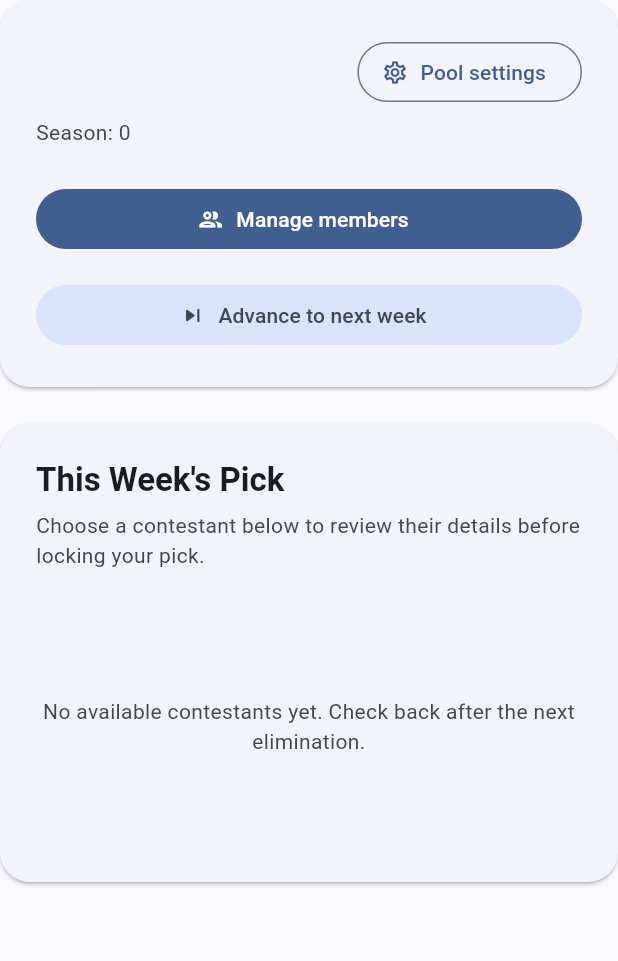
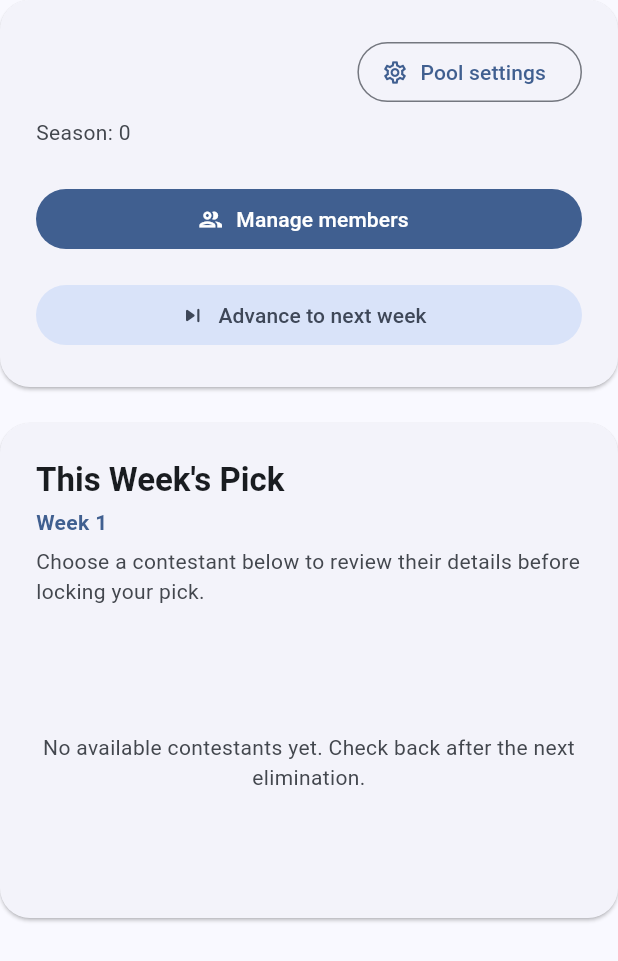
Before and after one commit to jjjacobsen/survivor-pool, a Flutter app: the PoolOwnerDashboard widget shown alone on an empty page, opened directly with empty values, on a phone screen of 412 x 824 dp. Shown: the top 961 px of the screen. Run offline on Flutter 3.47's test engine with Material 3 defaults, Android fonts, the phone set to English and light mode, and no system bars; network calls fail.

Commit message:
display current week

```diff
--- a/frontend/survivor_pool/lib/main.dart
+++ b/frontend/survivor_pool/lib/main.dart
@@ -78,6 +78,7 @@ class PoolOption {
   final String seasonId;
   final String? ownerId;
   final int? seasonNumber;
+  final int currentWeek;
 
   const PoolOption({
     required this.id,
@@ -85,6 +86,7 @@ class PoolOption {
     required this.seasonId,
     this.ownerId,
     this.seasonNumber,
+    this.currentWeek = 1,
   });
 
   factory PoolOption.fromJson(Map<String, dynamic> json) {
@@ -92,6 +94,7 @@ class PoolOption {
     final seasonId = json['season_id'] ?? json['seasonId'] ?? '';
     final ownerId = json['owner_id'] ?? json['ownerId'];
     final dynamicSeasonNumber = json['season_number'] ?? json['seasonNumber'];
+    final dynamicCurrentWeek = json['current_week'] ?? json['currentWeek'];
     int? parsedSeasonNumber;
     if (dynamicSeasonNumber is int) {
       parsedSeasonNumber = dynamicSeasonNumber;
@@ -100,12 +103,21 @@ class PoolOption {
     } else if (dynamicSeasonNumber is String) {
       parsedSeasonNumber = int.tryParse(dynamicSeasonNumber);
     }
+    var parsedCurrentWeek = 1;
+    if (dynamicCurrentWeek is int) {
+      parsedCurrentWeek = dynamicCurrentWeek;
+    } else if (dynamicCurrentWeek is num) {
+      parsedCurrentWeek = dynamicCurrentWeek.toInt();
+    } else if (dynamicCurrentWeek is String) {
+      parsedCurrentWeek = int.tryParse(dynamicCurrentWeek) ?? 1;
+    }
     return PoolOption(
       id: (rawId as String?) ?? '',
       name: json['name'] as String? ?? 'Untitled Pool',
       seasonId: (seasonId as String?) ?? '',
       ownerId: ownerId is String ? ownerId : null,
       seasonNumber: parsedSeasonNumber,
+      currentWeek: parsedCurrentWeek,
     );
   }
 
@@ -115,6 +127,7 @@ class PoolOption {
     String? seasonId,
     String? ownerId,
     int? seasonNumber,
+    int? currentWeek,
   }) {
     return PoolOption(
       id: id ?? this.id,
@@ -122,6 +135,7 @@ class PoolOption {
       seasonId: seasonId ?? this.seasonId,
       ownerId: ownerId ?? this.ownerId,
       seasonNumber: seasonNumber ?? this.seasonNumber,
+      currentWeek: currentWeek ?? this.currentWeek,
     );
   }
 }
@@ -792,6 +806,7 @@ class _HomePageState extends State<HomePage> {
               seasonId: '',
               ownerId: null,
               seasonNumber: null,
+              currentWeek: 1,
             ),
           );
 
@@ -1169,6 +1184,14 @@ class PoolOwnerDashboard extends StatelessWidget {
                 fontWeight: FontWeight.w700,
               ),
             ),
+            const SizedBox(height: 4),
+            Text(
+              'Week ${pool.currentWeek}',
+              style: theme.textTheme.bodyMedium?.copyWith(
+                color: theme.colorScheme.primary,
+                fontWeight: FontWeight.w600,
+              ),
+            ),
             const SizedBox(height: 6),
             Text(
               'Choose a contestant below to review their details before locking your pick.',
```
